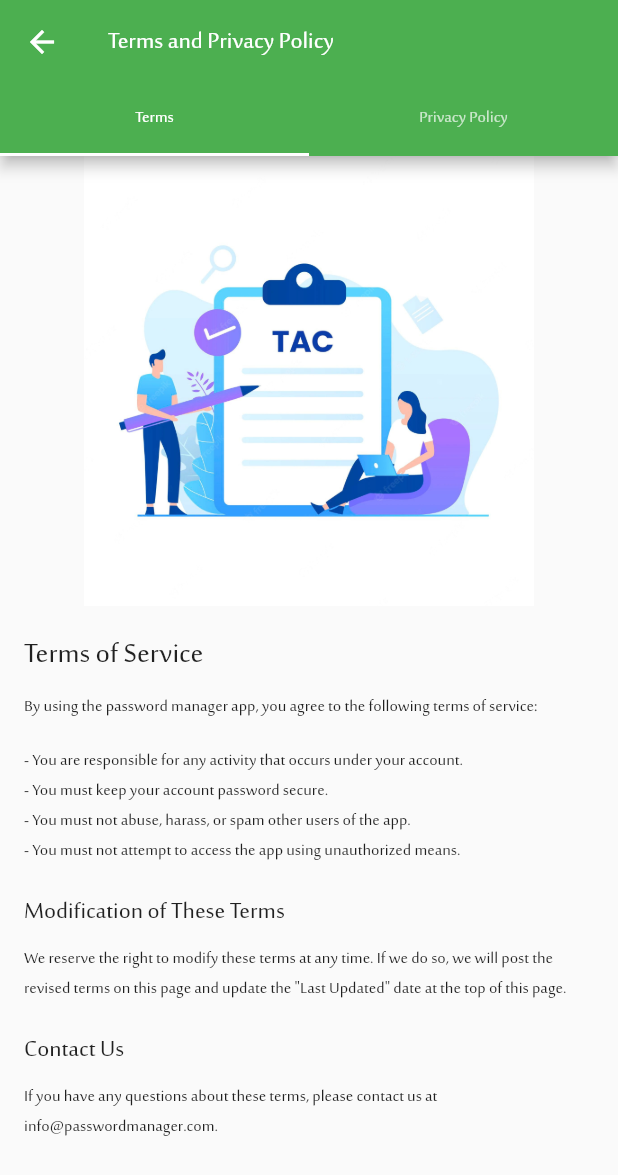
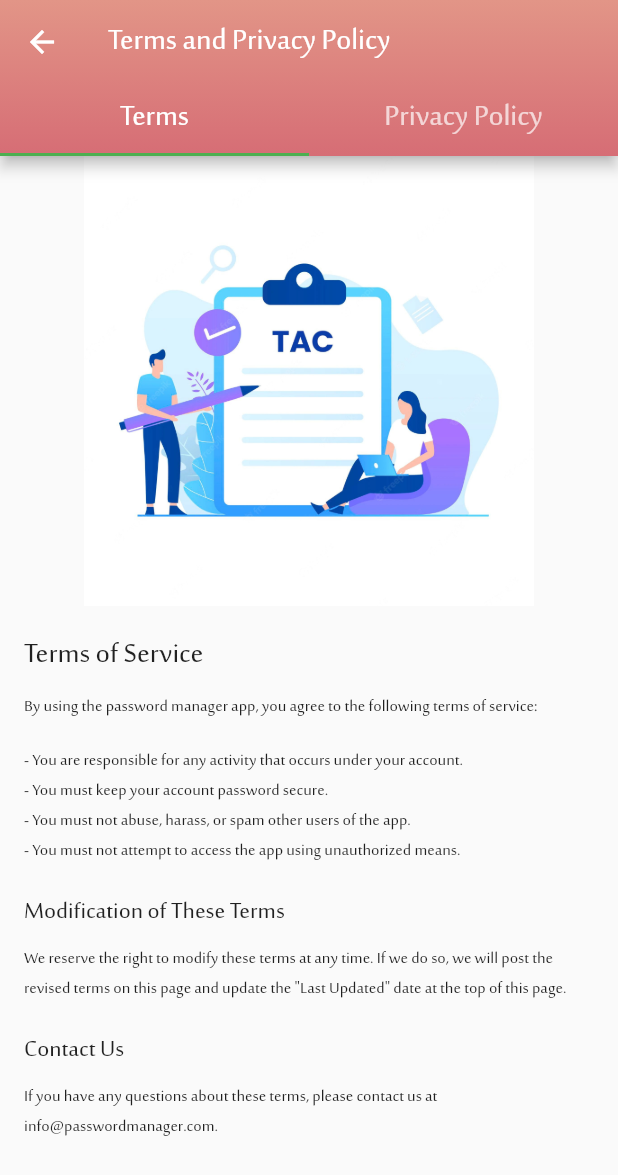
Before and after one commit to Ahtsham0715/passman, a Flutter app: the TermsAndPrivacyPolicyPage screen opened directly, on a phone screen of 412 x 824 dp. Shown: the top 1175 px of the screen. Run offline on Flutter 3.47's test engine with Material 2 defaults, Android fonts, the phone set to English and light mode, and no system bars; our stand-ins replace awesome_dialog, cached_network_image, cloud_firestore, firebase_auth, firebase_core, font_awesome_flutter and 5 more; accounts and stored records are empty; network calls fail.

```diff
--- a/lib/Auth/privacy_policy_screen.dart
+++ b/lib/Auth/privacy_policy_screen.dart
@@ -30,9 +30,31 @@ class _TermsAndPrivacyPolicyPageState extends State<TermsAndPrivacyPolicyPage>
   Widget build(BuildContext context) {
     return Scaffold(
       appBar: AppBar(
-        title: Text('Terms and Privacy Policy'),
+        title: Text(
+          'Terms and Privacy Policy',
+          style: TextStyle(
+            fontSize: 25.0,
+            fontFamily: 'majalla',
+          ),
+        ),
+        flexibleSpace: Container(
+          decoration: BoxDecoration(
+            gradient: LinearGradient(
+              colors: [
+                Color(0XFFd66d75),
+                Color(0XFFe29587),
+              ],
+              begin: Alignment.bottomCenter,
+              end: Alignment.topCenter,
+            ),
+          ),
+        ),
         bottom: TabBar(
           controller: _tabController,
+          labelStyle: TextStyle(
+            fontSize: 25.0,
+            fontFamily: 'majalla',
+          ),
           tabs: [
             Tab(text: 'Terms'),
             Tab(text: 'Privacy Policy'),
--- a/lib/res/components/logout_widget.dart
+++ b/lib/res/components/logout_widget.dart
@@ -1,5 +1,6 @@
 import 'package:firebase_auth/firebase_auth.dart';
 import 'package:flutter/material.dart';
+import 'package:get/get.dart';
 import 'package:passman/res/components/custom_snackbar.dart';
 
 Future<bool> logout(ctx) async {
@@ -25,6 +26,7 @@ Future<bool> logout(ctx) async {
             ),
             MaterialButton(
               onPressed: () async {
+                Get.back();
                 await FirebaseAuth.instance.signOut();
                 styledsnackbar(
                     txt: 'user logged out.', icon: Icons.logout_outlined);
--- a/pubspec.yaml
+++ b/pubspec.yaml
@@ -44,6 +44,7 @@ dependencies:
   cloud_firestore: ^4.3.1
   firebase_auth: ^4.2.2
   firebase_storage: ^11.0.10
+  awesome_dialog: ^3.0.2
 
 
   # The following adds the Cupertino Icons font to your application.
```
Also changed, not shown: lib/Auth/controllers/auth_controller.dart (+8 -5 lines), lib/records/record_details_page.dart (+74 -1 lines), lib/records/records_page.dart (+61 -3 lines), pubspec.lock.
